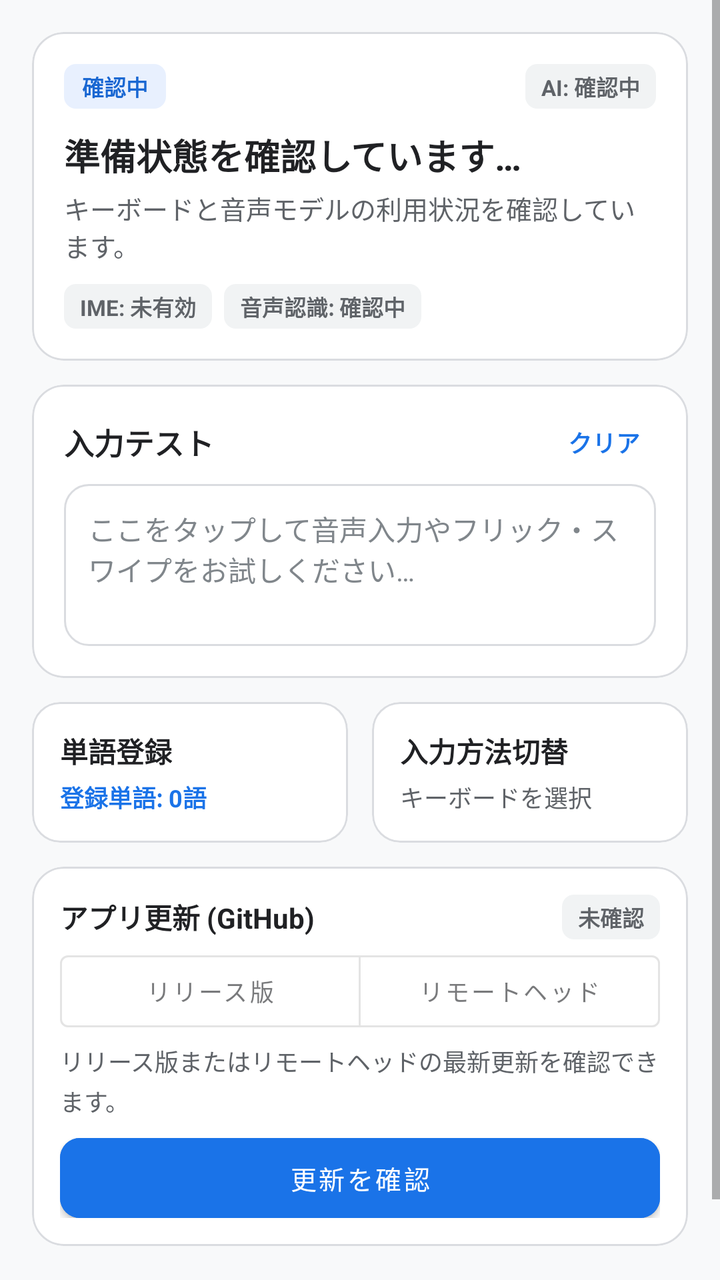
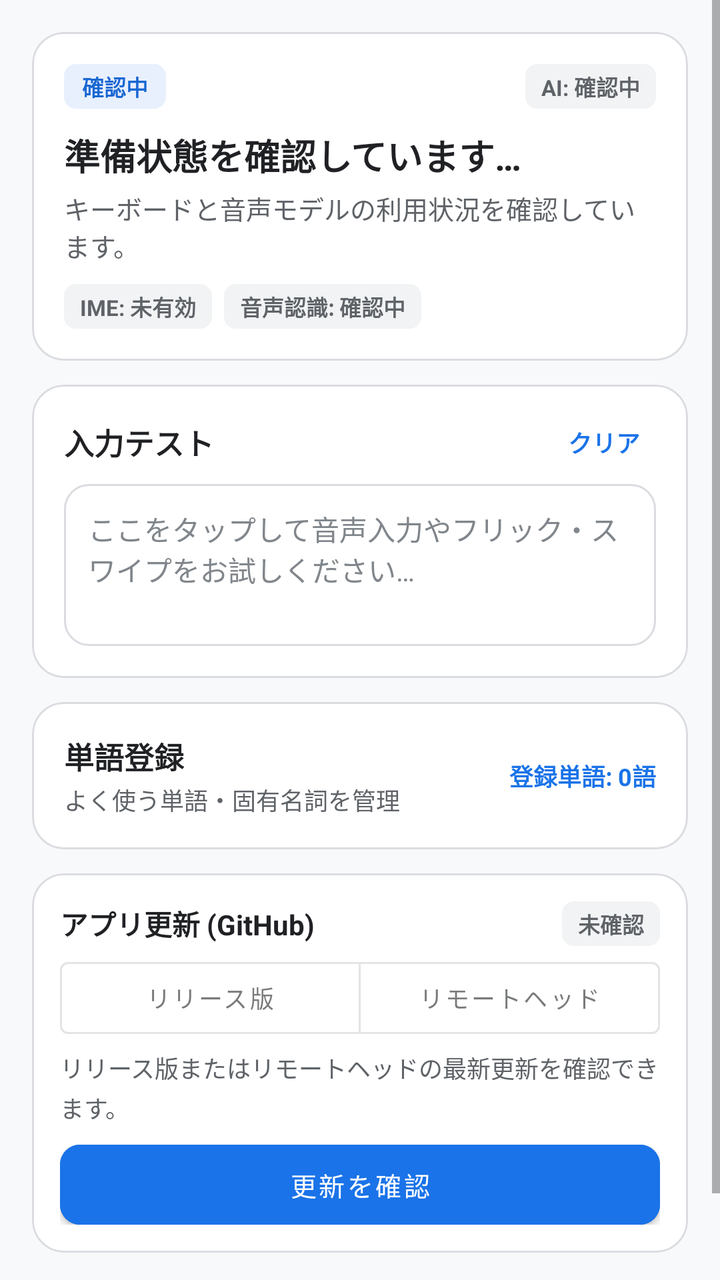

Two renders of the same Android screen: before a commit and after it. Below are the layout's source before the change and the commit's diff.
<!-- AndroidManifest.xml: application theme Theme.MyASR -->
<!-- res/layout/tab_main_home.xml -->
<?xml version="1.0" encoding="utf-8"?>
<ScrollView xmlns:android="http://schemas.android.com/apk/res/android"
    xmlns:app="http://schemas.android.com/apk/res-auto"
    android:id="@+id/tabHome"
    android:layout_width="match_parent"
    android:layout_height="match_parent"
    android:fillViewport="true"
    android:overScrollMode="never">

    <LinearLayout
        android:layout_width="match_parent"
        android:layout_height="wrap_content"
        android:orientation="vertical"
        android:padding="16dp">

        
        <com.google.android.material.card.MaterialCardView
            android:id="@+id/cardHeroGuide"
            android:layout_width="match_parent"
            android:layout_height="wrap_content"
            android:layout_marginBottom="12dp"
            app:cardBackgroundColor="@color/surface"
            app:cardCornerRadius="16dp"
            app:cardElevation="0dp"
            app:strokeColor="@color/border"
            app:strokeWidth="1dp">

            <LinearLayout
                android:layout_width="match_parent"
                android:layout_height="wrap_content"
                android:orientation="vertical"
                android:padding="16dp">

                <LinearLayout
                    android:layout_width="match_parent"
                    android:layout_height="wrap_content"
                    android:gravity="center_vertical"
                    android:orientation="horizontal">

                    <TextView
                        android:id="@+id/tvHeroBadge"
                        android:layout_width="wrap_content"
                        android:layout_height="wrap_content"
                        android:background="@drawable/badge_background"
                        android:backgroundTint="@color/badge_info_bg"
                        android:paddingHorizontal="9dp"
                        android:paddingVertical="3dp"
                        android:text="確認中"
                        android:textColor="@color/badge_info_text"
                        android:textSize="11sp"
                        android:textStyle="bold" />

                    <Space
                        android:layout_width="0dp"
                        android:layout_height="0dp"
                        android:layout_weight="1" />

                    <TextView
                        android:id="@+id/tvCard1AiStatusBadge"
                        android:layout_width="wrap_content"
                        android:layout_height="wrap_content"
                        android:background="@drawable/badge_background"
                        android:backgroundTint="@color/badge_neutral_bg"
                        android:paddingHorizontal="8dp"
                        android:paddingVertical="3dp"
                        android:text="AI: 確認中"
                        android:textColor="@color/badge_neutral_text"
                        android:textSize="11sp"
                        android:textStyle="bold" />
                </LinearLayout>

                <TextView
                    android:id="@+id/tvHeroTitle"
                    android:layout_width="match_parent"
                    android:layout_height="wrap_content"
                    android:layout_marginTop="10dp"
                    android:text="準備状態を確認しています…"
                    android:textColor="@color/text_primary"
                    android:textSize="18sp"
                    android:textStyle="bold" />

                <TextView
                    android:id="@+id/tvHeroDescription"
                    android:layout_width="match_parent"
                    android:layout_height="wrap_content"
                    android:layout_marginTop="4dp"
                    android:text="キーボードと音声モデルの利用状況を確認しています。"
                    android:textColor="@color/text_secondary"
                    android:textSize="13sp" />

                <com.google.android.material.button.MaterialButton
                    android:id="@+id/btnHeroCta"
                    android:layout_width="match_parent"
                    android:layout_height="46dp"
                    android:layout_marginTop="12dp"
                    android:backgroundTint="@color/primary"
                    android:insetTop="0dp"
                    android:insetBottom="0dp"
                    android:text="セットアップを進める"
                    android:textAllCaps="false"
                    android:textColor="@color/on_primary"
                    android:textSize="14sp"
                    android:textStyle="bold"
                    android:visibility="gone"
                    app:cornerRadius="10dp" />

                
                <HorizontalScrollView
                    android:layout_width="match_parent"
                    android:layout_height="wrap_content"
                    android:layout_marginTop="10dp"
                    android:scrollbars="none">

                    <LinearLayout
                        android:layout_width="wrap_content"
                        android:layout_height="wrap_content"
                        android:gravity="center_vertical"
                        android:orientation="horizontal">

                        <TextView
                            android:id="@+id/tvImeStatusBadge"
                            android:layout_width="wrap_content"
                            android:layout_height="wrap_content"
                            android:background="@drawable/badge_background"
                            android:backgroundTint="@color/badge_neutral_bg"
                            android:paddingHorizontal="8dp"
                            android:paddingVertical="3dp"
                            android:text="IME: 未有効"
                            android:textColor="@color/badge_neutral_text"
                            android:textSize="11sp"
                            android:textStyle="bold" />

                        <TextView
                            android:id="@+id/tvModelStatus"
                            android:layout_width="wrap_content"
                            android:layout_height="wrap_content"
                            android:layout_marginStart="6dp"
                            android:background="@drawable/badge_background"
                            android:backgroundTint="@color/badge_neutral_bg"
                            android:paddingHorizontal="8dp"
                            android:paddingVertical="3dp"
                            android:text="音声認識: 確認中"
                            android:textColor="@color/badge_neutral_text"
                            android:textSize="11sp"
                            android:textStyle="bold" />
                    </LinearLayout>
                </HorizontalScrollView>

            </LinearLayout>
        </com.google.android.material.card.MaterialCardView>

        
        <com.google.android.material.card.MaterialCardView
            android:layout_width="match_parent"
            android:layout_height="wrap_content"
            android:layout_marginBottom="12dp"
            app:cardBackgroundColor="@color/surface"
            app:cardCornerRadius="16dp"
            app:cardElevation="0dp"
            app:strokeColor="@color/border"
            app:strokeWidth="1dp">

            <LinearLayout
                android:layout_width="match_parent"
                android:layout_height="wrap_content"
                android:orientation="vertical"
                android:padding="16dp">

                <LinearLayout
                    android:layout_width="match_parent"
                    android:layout_height="wrap_content"
                    android:gravity="center_vertical"
                    android:orientation="horizontal">

                    <TextView
                        android:layout_width="0dp"
                        android:layout_height="wrap_content"
                        android:layout_weight="1"
                        android:text="入力テスト"
                        android:textColor="@color/text_primary"
                        android:textSize="15sp"
                        android:textStyle="bold" />

                    <TextView
                        android:id="@+id/btnClearTestInput"
                        android:layout_width="wrap_content"
                        android:layout_height="wrap_content"
                        android:background="?attr/selectableItemBackground"
                        android:clickable="true"
                        android:focusable="true"
                        android:paddingHorizontal="8dp"
                        android:paddingVertical="4dp"
                        android:text="クリア"
                        android:textColor="@color/primary"
                        android:textSize="12sp"
                        android:textStyle="bold" />
                </LinearLayout>

                <EditText
                    android:id="@+id/etKeyboardTest"
                    android:layout_width="match_parent"
                    android:layout_height="wrap_content"
                    android:layout_marginTop="8dp"
                    android:background="@drawable/result_background"
                    android:gravity="top|start"
                    android:hint="ここをタップして音声入力やフリック・スワイプをお試しください…"
                    android:minLines="3"
                    android:padding="12dp"
                    android:textColor="@color/text_primary"
                    android:textColorHint="@color/text_muted"
                    android:textSize="14sp" />
            </LinearLayout>
        </com.google.android.material.card.MaterialCardView>

        
        <LinearLayout
            android:layout_width="match_parent"
            android:layout_height="wrap_content"
            android:orientation="horizontal">

            <com.google.android.material.card.MaterialCardView
                android:id="@+id/cardQuickDictionary"
                android:layout_width="0dp"
                android:layout_height="wrap_content"
                android:layout_marginEnd="6dp"
                android:layout_weight="1"
                android:clickable="true"
                android:focusable="true"
                android:foreground="?attr/selectableItemBackground"
                app:cardBackgroundColor="@color/surface"
                app:cardCornerRadius="14dp"
                app:cardElevation="0dp"
                app:strokeColor="@color/border"
                app:strokeWidth="1dp">

                <LinearLayout
                    android:layout_width="match_parent"
                    android:layout_height="wrap_content"
                    android:orientation="vertical"
                    android:padding="14dp">

                    <TextView
                        android:layout_width="wrap_content"
                        android:layout_height="wrap_content"
                        android:text="単語登録"
                        android:textColor="@color/text_primary"
                        android:textSize="14sp"
                        android:textStyle="bold" />

                    <TextView
                        android:id="@+id/tvDictionaryStatus"
                        android:layout_width="wrap_content"
                        android:layout_height="wrap_content"
                        android:layout_marginTop="4dp"
                        android:text="登録単語: 0語"
                        android:textColor="@color/primary"
                        android:textSize="12sp"
                        android:textStyle="bold" />
                </LinearLayout>
            </com.google.android.material.card.MaterialCardView>

            <com.google.android.material.card.MaterialCardView
                android:id="@+id/cardQuickSwitchIme"
                android:layout_width="0dp"
                android:layout_height="wrap_content"
                android:layout_marginStart="6dp"
                android:layout_weight="1"
                android:clickable="true"
                android:focusable="true"
                android:foreground="?attr/selectableItemBackground"
                app:cardBackgroundColor="@color/surface"
                app:cardCornerRadius="14dp"
                app:cardElevation="0dp"
                app:strokeColor="@color/border"
                app:strokeWidth="1dp">

                <LinearLayout
                    android:layout_width="match_parent"
                    android:layout_height="wrap_content"
                    android:orientation="vertical"
                    android:padding="14dp">

                    <TextView
                        android:layout_width="wrap_content"
                        android:layout_height="wrap_content"
                        android:text="入力方法切替"
                        android:textColor="@color/text_primary"
                        android:textSize="14sp"
                        android:textStyle="bold" />

                    <TextView
                        android:layout_width="wrap_content"
                        android:layout_height="wrap_content"
                        android:layout_marginTop="4dp"
                        android:text="キーボードを選択"
                        android:textColor="@color/text_secondary"
                        android:textSize="12sp" />
                </LinearLayout>
            </com.google.android.material.card.MaterialCardView>
        </LinearLayout>

        
        <com.google.android.material.card.MaterialCardView
            android:id="@+id/cardAppUpdate"
            android:layout_width="match_parent"
            android:layout_height="wrap_content"
            android:layout_marginTop="12dp"
            android:visibility="visible"
            app:cardBackgroundColor="@color/surface"
            app:cardCornerRadius="16dp"
            app:cardElevation="0dp"
            app:strokeColor="@color/border"
            app:strokeWidth="1dp">

            <LinearLayout
                android:layout_width="match_parent"
                android:layout_height="wrap_content"
                android:orientation="vertical"
                android:padding="14dp">

                <LinearLayout
                    android:layout_width="match_parent"
                    android:layout_height="wrap_content"
                    android:gravity="center_vertical"
                    android:orientation="horizontal">

                    <TextView
                        android:layout_width="0dp"
                        android:layout_height="wrap_content"
                        android:layout_weight="1"
                        android:text="アプリ更新 (GitHub)"
                        android:textColor="@color/text_primary"
                        android:textSize="14sp"
                        android:textStyle="bold" />

                    <TextView
                        android:id="@+id/tvAppUpdateBadge"
                        android:layout_width="wrap_content"
                        android:layout_height="wrap_content"
                        android:background="@drawable/badge_background"
                        android:backgroundTint="@color/badge_neutral_bg"
                        android:paddingHorizontal="8dp"
                        android:paddingVertical="3dp"
                        android:text="未確認"
                        android:textColor="@color/badge_neutral_text"
                        android:textSize="11sp"
                        android:textStyle="bold" />
                </LinearLayout>

                <com.google.android.material.button.MaterialButtonToggleGroup
                    android:id="@+id/toggleAppUpdateChannel"
                    android:layout_width="match_parent"
                    android:layout_height="wrap_content"
                    android:layout_marginTop="8dp"
                    app:selectionRequired="true"
                    app:singleSelection="true">

                    <com.google.android.material.button.MaterialButton
                        android:id="@+id/btnChannelRelease"
                        style="@style/Widget.MaterialComponents.Button.OutlinedButton"
                        android:layout_width="0dp"
                        android:layout_height="36dp"
                        android:layout_weight="1"
                        android:insetTop="0dp"
                        android:insetBottom="0dp"
                        android:text="リリース版"
                        android:textAllCaps="false"
                        android:textSize="12sp" />

                    <com.google.android.material.button.MaterialButton
                        android:id="@+id/btnChannelRemoteHead"
                        style="@style/Widget.MaterialComponents.Button.OutlinedButton"
                        android:layout_width="0dp"
                        android:layout_height="36dp"
                        android:layout_weight="1"
                        android:insetTop="0dp"
                        android:insetBottom="0dp"
                        android:text="リモートヘッド"
                        android:textAllCaps="false"
                        android:textSize="12sp" />
                </com.google.android.material.button.MaterialButtonToggleGroup>

                <TextView
                    android:id="@+id/tvAppUpdateSummary"
                    android:layout_width="match_parent"
                    android:layout_height="wrap_content"
                    android:layout_marginTop="8dp"
                    android:lineSpacingMultiplier="1.15"
                    android:text="リリース版またはリモートヘッドの最新更新を確認できます。"
                    android:textColor="@color/text_secondary"
                    android:textSize="12sp" />

                <com.google.android.material.progressindicator.LinearProgressIndicator
                    android:id="@+id/appUpdateProgress"
                    android:layout_width="match_parent"
                    android:layout_height="wrap_content"
                    android:layout_marginTop="8dp"
                    android:indeterminate="false"
                    android:max="100"
                    android:progress="0"
                    android:visibility="gone" />

                <LinearLayout
                    android:layout_width="match_parent"
                    android:layout_height="wrap_content"
                    android:layout_marginTop="10dp"
                    android:gravity="center_vertical"
                    android:orientation="horizontal">

                    <com.google.android.material.button.MaterialButton
                        android:id="@+id/btnAppUpdatePrimary"
                        android:layout_width="0dp"
                        android:layout_height="40dp"
                        android:layout_weight="1"
                        android:backgroundTint="@color/primary"
                        android:insetTop="0dp"
                        android:insetBottom="0dp"
                        android:text="更新を確認"
                        android:textAllCaps="false"
                        android:textColor="@color/on_primary"
                        android:textSize="13sp"
                        app:cornerRadius="10dp" />

                    <com.google.android.material.button.MaterialButton
                        android:id="@+id/btnAppUpdateSecondary"
                        style="@style/Widget.MaterialComponents.Button.OutlinedButton"
                        android:layout_width="wrap_content"
                        android:layout_height="40dp"
                        android:layout_marginStart="8dp"
                        android:insetTop="0dp"
                        android:insetBottom="0dp"
                        android:text="再確認"
                        android:textAllCaps="false"
                        android:textSize="12sp"
                        android:visibility="gone"
                        app:cornerRadius="10dp" />
                </LinearLayout>
            </LinearLayout>
        </com.google.android.material.card.MaterialCardView>

        
        <com.google.android.material.button.MaterialButton
            android:id="@+id/btnEnableIme"
            style="@style/Widget.MaterialComponents.Button.TextButton"
            android:layout_width="wrap_content"
            android:layout_height="36dp"
            android:layout_gravity="center_horizontal"
            android:layout_marginTop="8dp"
            android:text="Android キーボード設定を開く"
            android:textAllCaps="false"
            android:textColor="@color/text_secondary"
            android:textSize="12sp" />

    </LinearLayout>
</ScrollView>
<!-- resources referenced by this layout -->
<resources>
  <color name="badge_info_bg">#E8F0FE</color>
  <color name="badge_info_text">#1967D2</color>
  <color name="badge_neutral_bg">#F1F3F4</color>
  <color name="badge_neutral_text">#5F6368</color>
  <color name="border">#DADCE0</color>
  <color name="on_primary">#FFFFFF</color>
  <color name="primary">#1A73E8</color>
  <color name="surface">#FFFFFF</color>
  <color name="text_muted">#80868B</color>
  <color name="text_primary">#202124</color>
  <color name="text_secondary">#5F6368</color>
  <!-- drawable badge_background (drawable) -->
  <?xml version="1.0" encoding="utf-8"?>
  <shape xmlns:android="http://schemas.android.com/apk/res/android"
      android:shape="rectangle">
      <corners android:radius="6dp" />
      <solid android:color="@color/badge_info_bg" />
  </shape>
  <!-- drawable result_background (drawable) -->
  <?xml version="1.0" encoding="utf-8"?>
  <shape xmlns:android="http://schemas.android.com/apk/res/android"
      android:shape="rectangle">
      <corners android:radius="12dp" />
      <solid android:color="@color/input_background" />
      <stroke
          android:width="1dp"
          android:color="@color/border" />
  </shape>
  <style name="Theme.MyASR" parent="Theme.MaterialComponents.DayNight.NoActionBar">
          <item name="colorPrimary">@color/primary</item>
          <item name="colorPrimaryVariant">@color/primary_dark</item>
          <item name="colorOnPrimary">@color/on_primary</item>
          <item name="colorSecondary">@color/primary</item>
          <item name="colorSecondaryVariant">@color/primary_dark</item>
          <item name="colorOnSecondary">@color/on_primary</item>
          <item name="colorSurface">@color/surface</item>
          <item name="colorOnSurface">@color/text_primary</item>
          <item name="android:statusBarColor">@color/background</item>
          <item name="android:windowBackground">@color/background</item>
          <item name="android:windowLightStatusBar">true</item>
      </style>
  <color name="input_background">#FFFFFF</color>
  <color name="primary_dark">#1557B0</color>
  <color name="background">#F8F9FA</color>
</resources>

<!-- the commit's change to res/layout/tab_main_home.xml (unified diff, before → after) -->
@@ -213,91 +213,59 @@
         </com.google.android.material.card.MaterialCardView>
 
         
-        <LinearLayout
+        <com.google.android.material.card.MaterialCardView
+            android:id="@+id/cardQuickDictionary"
             android:layout_width="match_parent"
             android:layout_height="wrap_content"
-            android:orientation="horizontal">
-
-            <com.google.android.material.card.MaterialCardView
-                android:id="@+id/cardQuickDictionary"
-                android:layout_width="0dp"
+            android:clickable="true"
+            android:focusable="true"
+            android:foreground="?attr/selectableItemBackground"
+            app:cardBackgroundColor="@color/surface"
+            app:cardCornerRadius="16dp"
+            app:cardElevation="0dp"
+            app:strokeColor="@color/border"
+            app:strokeWidth="1dp">
+
+            <LinearLayout
+                android:layout_width="match_parent"
                 android:layout_height="wrap_content"
-                android:layout_marginEnd="6dp"
-                android:layout_weight="1"
-                android:clickable="true"
-                android:focusable="true"
-                android:foreground="?attr/selectableItemBackground"
-                app:cardBackgroundColor="@color/surface"
-                app:cardCornerRadius="14dp"
-                app:cardElevation="0dp"
-                app:strokeColor="@color/border"
-                app:strokeWidth="1dp">
+                android:gravity="center_vertical"
+                android:orientation="horizontal"
+                android:padding="16dp">
 
                 <LinearLayout
-                    android:layout_width="match_parent"
-                    android:layout_height="wrap_content"
-                    android:orientation="vertical"
-                    android:padding="14dp">
+                    android:layout_width="0dp"
+                    android:layout_height="wrap_content"
+                    android:layout_weight="1"
+                    android:orientation="vertical">
 
                     <TextView
                         android:layout_width="wrap_content"
                         android:layout_height="wrap_content"
                         android:text="単語登録"
                         android:textColor="@color/text_primary"
-                        android:textSize="14sp"
-                        android:textStyle="bold" />
-
-                    <TextView
-                        android:id="@+id/tvDictionaryStatus"
-                        android:layout_width="wrap_content"
-                        android:layout_height="wrap_content"
-                        android:layout_marginTop="4dp"
-                        android:text="登録単語: 0語"
-                        android:textColor="@color/primary"
-                        android:textSize="12sp"
-                        android:textStyle="bold" />
-                </LinearLayout>
-            </com.google.android.material.card.MaterialCardView>
-
-            <com.google.android.material.card.MaterialCardView
-                android:id="@+id/cardQuickSwitchIme"
-                android:layout_width="0dp"
-                android:layout_height="wrap_content"
-                android:layout_marginStart="6dp"
-                android:layout_weight="1"
-                android:clickable="true"
-                android:focusable="true"
-                android:foreground="?attr/selectableItemBackground"
-                app:cardBackgroundColor="@color/surface"
-                app:cardCornerRadius="14dp"
-                app:cardElevation="0dp"
-                app:strokeColor="@color/border"
-                app:strokeWidth="1dp">
-
-                <LinearLayout
-                    android:layout_width="match_parent"
-                    android:layout_height="wrap_content"
-                    android:orientation="vertical"
-                    android:padding="14dp">
-
-                    <TextView
-                        android:layout_width="wrap_content"
-                        android:layout_height="wrap_content"
-                        android:text="入力方法切替"
-                        android:textColor="@color/text_primary"
-                        android:textSize="14sp"
-                        android:textStyle="bold" />
-
-                    <TextView
-                        android:layout_width="wrap_content"
-                        android:layout_height="wrap_content"
-                        android:layout_marginTop="4dp"
-                        android:text="キーボードを選択"
+                        android:textSize="15sp"
+                        android:textStyle="bold" />
+
+                    <TextView
+                        android:layout_width="wrap_content"
+                        android:layout_height="wrap_content"
+                        android:layout_marginTop="2dp"
+                        android:text="よく使う単語・固有名詞を管理"
                         android:textColor="@color/text_secondary"
                         android:textSize="12sp" />
                 </LinearLayout>
-            </com.google.android.material.card.MaterialCardView>
-        </LinearLayout>
+
+                <TextView
+                    android:id="@+id/tvDictionaryStatus"
+                    android:layout_width="wrap_content"
+                    android:layout_height="wrap_content"
+                    android:text="登録単語: 0語"
+                    android:textColor="@color/primary"
+                    android:textSize="12sp"
+                    android:textStyle="bold" />
+            </LinearLayout>
+        </com.google.android.material.card.MaterialCardView>
 
         
         <com.google.android.material.card.MaterialCardView
